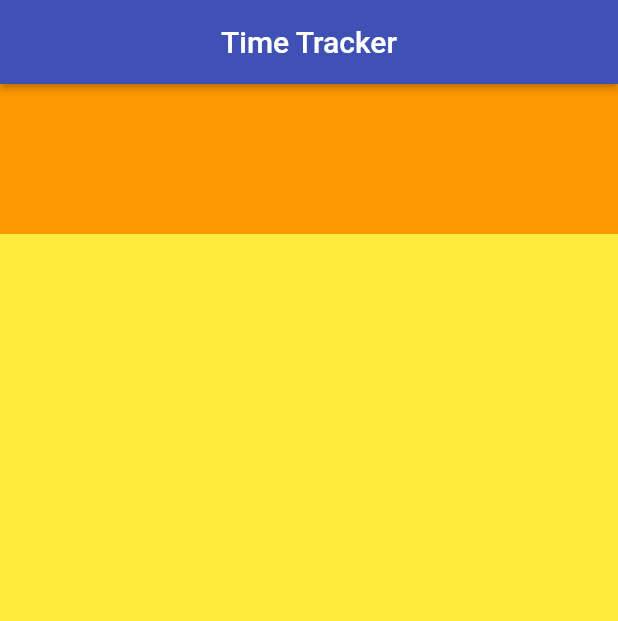
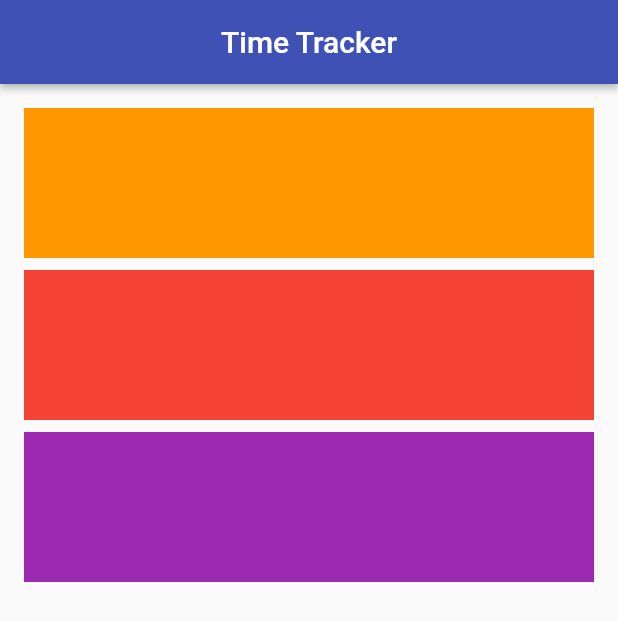
Before and after one commit to PatrickChow0803/Time-Tracker, a Flutter app: the screen it shows after launch, on a phone screen of 412 x 824 dp. Shown: the top 621 px of the screen. Run offline on Flutter 3.47's test engine with Material 2 defaults, Android fonts, the phone set to English and light mode, and no system bars.

Commit message:
Added more boxes to be used as a blue print for buttons and added proper spacing.

```diff
--- a/lib/app/sign_in/sign_in_page.dart
+++ b/lib/app/sign_in/sign_in_page.dart
@@ -8,8 +8,13 @@ class SignInPage extends StatelessWidget {
         title: Center(child: Text("Time Tracker")),
         elevation: 2.0,
       ),
-      body: Container(
-        color: Colors.yellow,
+      body: _buildContainer(),
+    );
+  }
+
+  Widget _buildContainer() {
+    return Padding(
+      padding: EdgeInsets.all(16.0),
       child: Column(
         crossAxisAlignment: CrossAxisAlignment.stretch,
         children: [
@@ -18,9 +23,22 @@ class SignInPage extends StatelessWidget {
             child: SizedBox(
               height: 100.0,
             ),
-            )
+          ),
+          SizedBox(height: 8.0),
+          Container(
+            color: Colors.red,
+            child: SizedBox(
+              height: 100.0,
+            ),
+          ),
+          SizedBox(height: 8.0),
+          Container(
+            color: Colors.purple,
+            child: SizedBox(
+              height: 100.0,
+            ),
+          ),
         ],
-        ),
       ),
     );
   }
```
Lines whose indentation alone changed are shown as unchanged.
